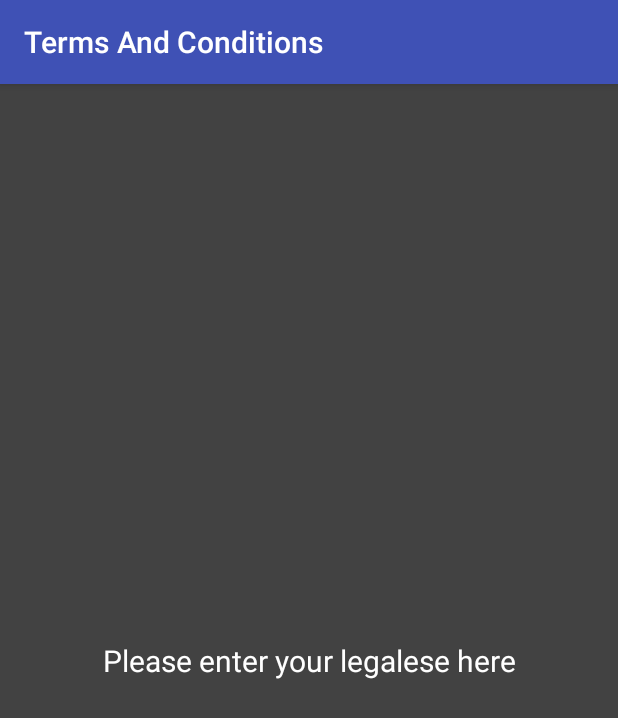
After one commit to CypherpunkArmory/UserLAnd, an Android app: the TermsAndConditionsActivity screen opened directly, with no data from a screen before it, on a phone screen of 412 x 824 dp. The commit adds this screen. Shown: the top 718 px of the screen. Run offline under Robolectric (Android 15) with nearby library versions, the phone set to English and light mode, and no system bars.

Commit message:
Add Terms and Conditions activity.

```diff
--- a/app/src/main/AndroidManifest.xml
+++ b/app/src/main/AndroidManifest.xml
@@ -29,6 +29,10 @@
             android:name=".HelpActivity"
             android:label="Help" />
 
+        <activity
+            android:name=".TermsAndConditionsActivity"
+            android:label="Terms And Conditions" />
+
     </application>
 
 </manifest>
--- a/app/src/main/java/tech/userland/userland/RootFsListActivity.kt
+++ b/app/src/main/java/tech/userland/userland/RootFsListActivity.kt
@@ -38,8 +38,8 @@
 
     override fun onOptionsItemSelected(item: MenuItem): Boolean {
         return when (item.itemId) {
-            R.id.action_settings -> navigateToSettings()
-            R.id.action_help -> navigateToHelp()
+            R.id.menu_item_settings -> navigateToSettings()
+            R.id.menu_item_help -> navigateToHelp()
             else -> super.onOptionsItemSelected(item)
         }
     }
--- /dev/null
+++ b/app/src/main/java/tech/userland/userland/TermsAndConditionsActivity.kt
@@ -0,0 +1,12 @@
+package tech.userland.userland
+
+import android.os.Bundle
+import android.support.v7.app.AppCompatActivity
+
+class TermsAndConditionsActivity: AppCompatActivity() {
+
+    override fun onCreate(savedInstanceState: Bundle?) {
+        super.onCreate(savedInstanceState)
+        setContentView(R.layout.activity_terms_and_conditions)
+    }
+}
--- /dev/null
+++ b/app/src/main/res/layout/activity_terms_and_conditions.xml
@@ -0,0 +1,30 @@
+<?xml version="1.0" encoding="utf-8"?>
+<android.support.constraint.ConstraintLayout
+    xmlns:android="http://schemas.android.com/apk/res/android"
+    xmlns:app="http://schemas.android.com/apk/res-auto"
+    xmlns:tools="http://schemas.android.com/tools"
+    android:layout_width="match_parent"
+    android:layout_height="match_parent"
+    android:background="@color/colorPrimaryDark">
+
+
+    <TextView
+        android:id="@+id/text_toc_stub"
+        android:layout_width="wrap_content"
+        android:layout_height="wrap_content"
+        android:layout_marginBottom="8dp"
+        android:layout_marginEnd="8dp"
+        android:layout_marginLeft="8dp"
+        android:layout_marginRight="8dp"
+        android:layout_marginStart="8dp"
+        android:layout_marginTop="8dp"
+        android:inputType="textMultiLine"
+        app:layout_constraintBottom_toBottomOf="parent"
+        app:layout_constraintEnd_toEndOf="parent"
+        app:layout_constraintStart_toStartOf="parent"
+        app:layout_constraintTop_toTopOf="parent"
+        android:textColor="#FFFFFF"
+        android:textSize="20dp"
+        android:text="Please enter your legalese here" />
+
+</android.support.constraint.ConstraintLayout>
--- a/app/src/main/res/menu/menu_main.xml
+++ b/app/src/main/res/menu/menu_main.xml
@@ -3,12 +3,12 @@
     xmlns:tools="http://schemas.android.com/tools"
     tools:context="tech.userland.userland.RootFsListActivity">
     <item
-        android:id="@+id/action_settings"
+        android:id="@+id/menu_item_settings"
         android:orderInCategory="100"
         android:title="@string/action_settings"
         app:showAsAction="never" />
     <item
-        android:id="@+id/action_help"
+        android:id="@+id/menu_item_help"
         android:orderInCategory="101"
         android:title="Help"
         app:showAsAction="never" />
```
Also changed, not shown: app/src/main/java/tech/userland/userland/HelpActivity.kt (+11 -0 lines).
